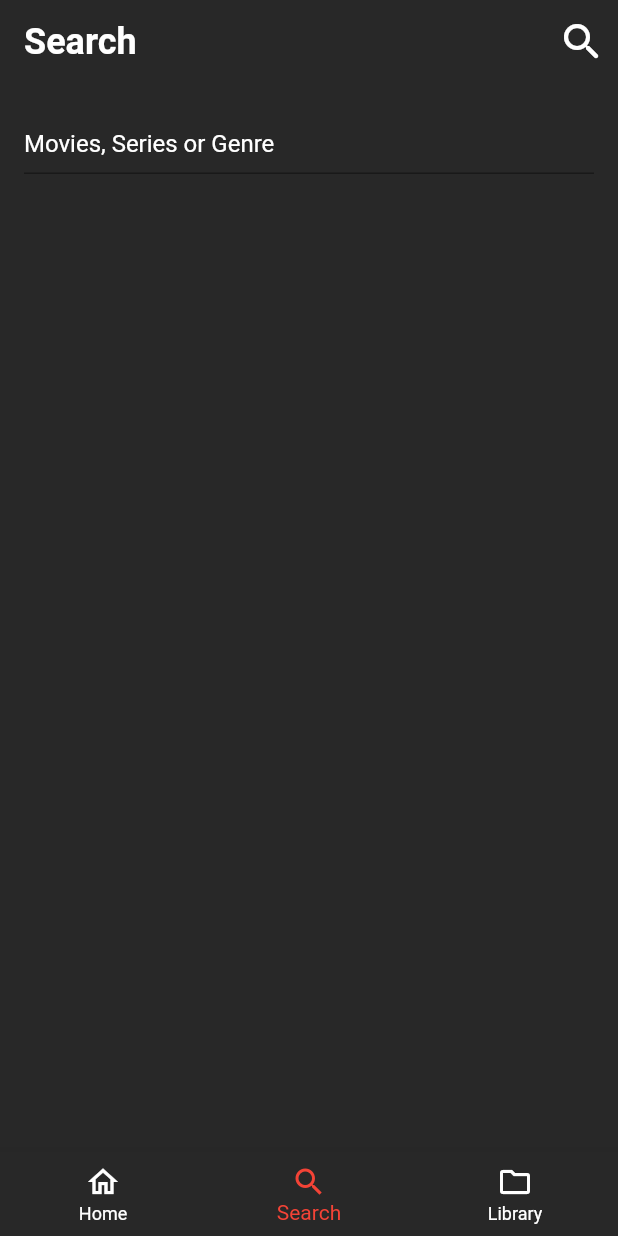
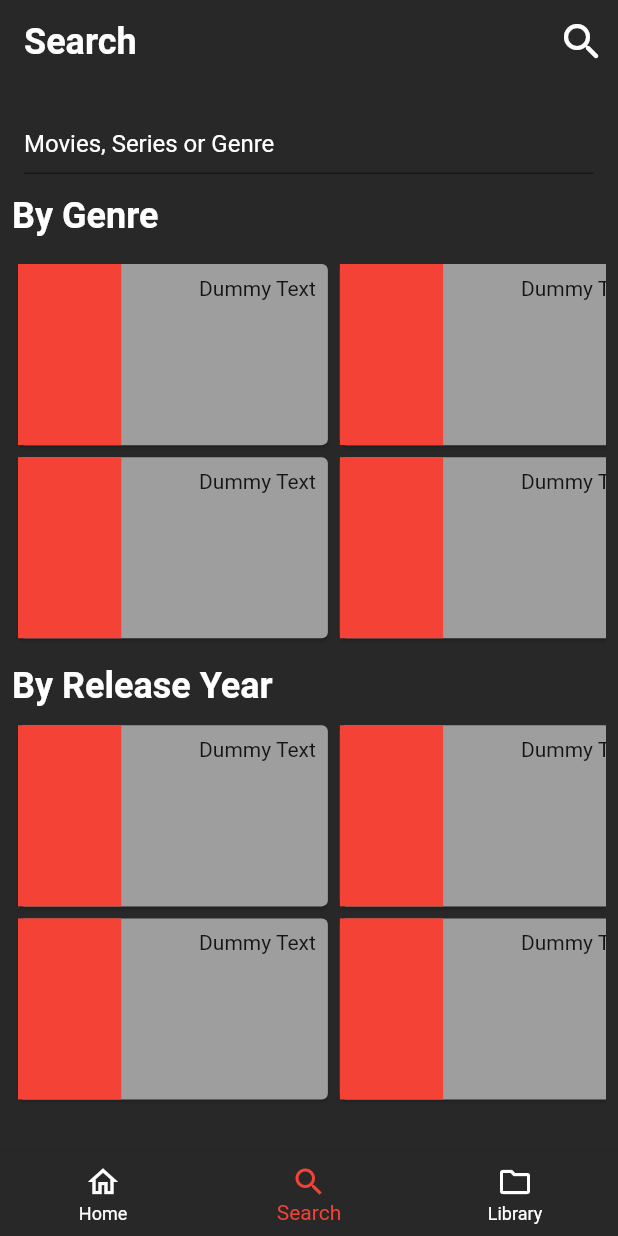
Before and after one commit to CoderNamedHendrick/anime_downloader, a Flutter app: the screen it shows after launch, item 2 of the bottom bar chosen, on a phone screen of 412 x 824 dp. Run offline on Flutter 3.47's test engine with Material 2 defaults, Android fonts, the phone set to English and light mode, and no system bars; our stand-ins replace permission_handler; missing offline and left inert: flutter_downloader, flutter_inappwebview.

Commit message:
ui improvements

```diff
--- a/lib/screens/home.dart
+++ b/lib/screens/home.dart
@@ -14,8 +14,18 @@ class _HomePageState extends State<HomePage> {
 
   @override
   Widget build(BuildContext context) {
-    return SingleChildScrollView(
-      child: Container_dub(context, _demoItems),
+    return Scaffold(
+      appBar: AppBar(
+        title: Text(
+          'Recent Searches',
+          style: Theme.of(context).textTheme.headline1,
+        ),
+        elevation: 0,
+      ),
+      body: SingleChildScrollView(
+        child: Container_dub(context, _demoItems),
+      ),
+      backgroundColor: Theme.of(context).primaryColor,
     );
   }
 }
@@ -28,22 +38,21 @@ Widget Container_dub(BuildContext context, List demoItems) {
       crossAxisAlignment: CrossAxisAlignment.start,
       mainAxisSize: MainAxisSize.min,
       children: [
-        Text('Recent Searches', style: Theme.of(context).textTheme.headline1,),
-        SizedBox(height: 12),
-        Padding(
-          padding: const EdgeInsets.all(8.0),
-          child: Column(
-            children: [
-              Row(children: [
+        Column(
+          children: [
+            Row(
+              children: [
                 RecentSearch(),
                 RecentSearch(),
-              ],),
-              Row(children: [
+              ],
+            ),
+            Row(
+              children: [
                 RecentSearch(),
                 RecentSearch(),
-              ],),
-            ],
-          ),
+              ],
+            ),
+          ],
         ),
         SizedBox(height: 4),
         Container(
@@ -51,9 +60,11 @@ Widget Container_dub(BuildContext context, List demoItems) {
           child: PageOneHorizontalList(title: 'Latest', list: demoItems),
         ),
         SizedBox(height: 12),
-        Text('Genre', style: Theme.of(context).textTheme.headline1,),
+        Text(
+          'Genre',
+          style: Theme.of(context).textTheme.headline1,
+        ),
         SizedBox(height: 12),
-
       ],
     ),
   );
--- a/lib/screens/search.dart
+++ b/lib/screens/search.dart
@@ -38,7 +38,11 @@ class _SearchState extends State<Search> {
       backgroundColor: Theme.of(context).primaryColor,
       body: Padding(
         padding: const EdgeInsets.all(8.0),
-        child: Container(
+        child: SingleChildScrollView(
+          child: Column(
+            crossAxisAlignment: CrossAxisAlignment.start,
+            children: [
+              Container(
                 height: 60,
                 decoration: BoxDecoration(
                     color: Color(0xff282828).withOpacity(0.01),
@@ -55,6 +59,100 @@ class _SearchState extends State<Search> {
                   ),
                 ),
               ),
+              SizedBox(
+                height: 6,
+              ),
+              Text(
+                'By Genre',
+                style: Theme.of(context).textTheme.headline1,
+              ),
+              SizedBox(
+                height: 6,
+              ),
+              Padding(
+                padding: const EdgeInsets.only(top: 8.0, bottom: 8.0),
+                child: Container(
+                  height: MediaQuery.of(context).size.height / 3.2,
+                  child: GridView.builder(
+                    itemCount: 10,
+                    scrollDirection: Axis.horizontal,
+                    gridDelegate: SliverGridDelegateWithFixedCrossAxisCount(
+                        childAspectRatio: 0.6,
+                        crossAxisCount: 2),
+                    itemBuilder: (context, index) => Card(
+                      color: Colors.grey,
+                      child: Container(
+                        child: Row(
+                          crossAxisAlignment: CrossAxisAlignment.start,
+                          mainAxisAlignment: MainAxisAlignment.spaceBetween,
+                          children: [
+                            Flexible(
+                              flex: 1,
+                              child: Container(
+                                color: Colors.red,
+                              ),
+                            ),
+                            Flexible(
+                              flex: 2,
+                              child: Padding(
+                                padding: const EdgeInsets.all(8.0),
+                                child: Text('Dummy Text'),
+                              ),
+                            ),
+                          ],
+                        ),
+                      ),
+                    ),
+                  ),
+                ),
+              ),
+              SizedBox(
+                height: 6,
+              ),
+              Text(
+                'By Release Year',
+                style: Theme.of(context).textTheme.headline1,
+              ),
+              Padding(
+                padding: const EdgeInsets.only(top: 8.0, bottom: 8.0),
+                child: Container(
+                  height: MediaQuery.of(context).size.height / 3.2,
+                  child: GridView.builder(
+                    itemCount: 10,
+                    scrollDirection: Axis.horizontal,
+                    gridDelegate: SliverGridDelegateWithFixedCrossAxisCount(
+                      childAspectRatio: 0.6,
+                        crossAxisCount: 2),
+                    itemBuilder: (context, index) => Card(
+                      color: Colors.grey,
+                      child: Container(
+                        child: Row(
+                          crossAxisAlignment: CrossAxisAlignment.start,
+                          mainAxisAlignment: MainAxisAlignment.spaceBetween,
+                          children: [
+                            Flexible(
+                              flex: 1,
+                              child: Container(
+                                color: Colors.red,
+                              ),
+                            ),
+                            Flexible(
+                              flex: 2,
+                              child: Padding(
+                                padding: const EdgeInsets.all(8.0),
+                                child: Text('Dummy Text'),
+                              ),
+                            ),
+                          ],
+                        ),
+                      ),
+                    ),
+                  ),
+                ),
+              ),
+            ],
+          ),
+        ),
       ),
     );
   }
```
Lines whose indentation alone changed are shown as unchanged.
